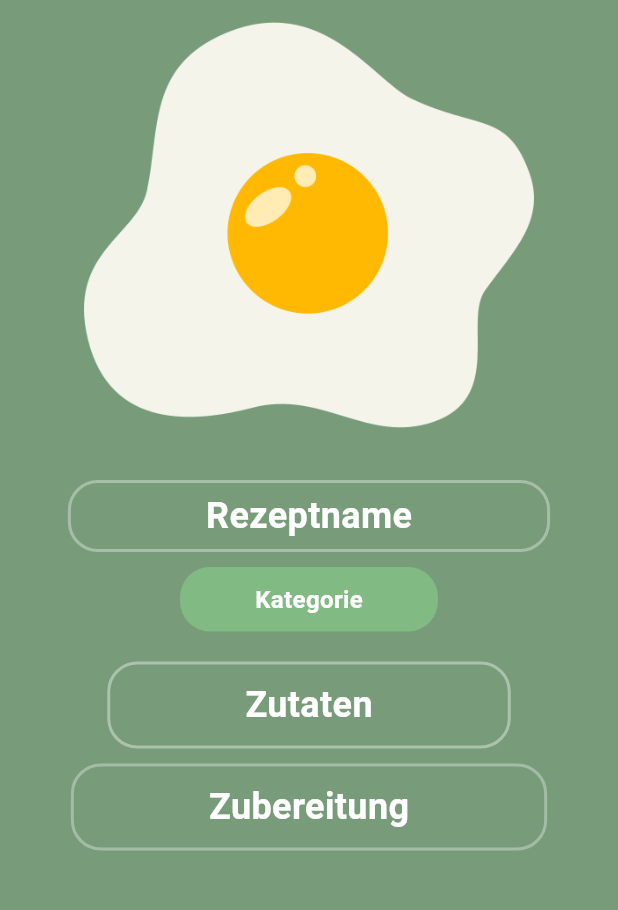
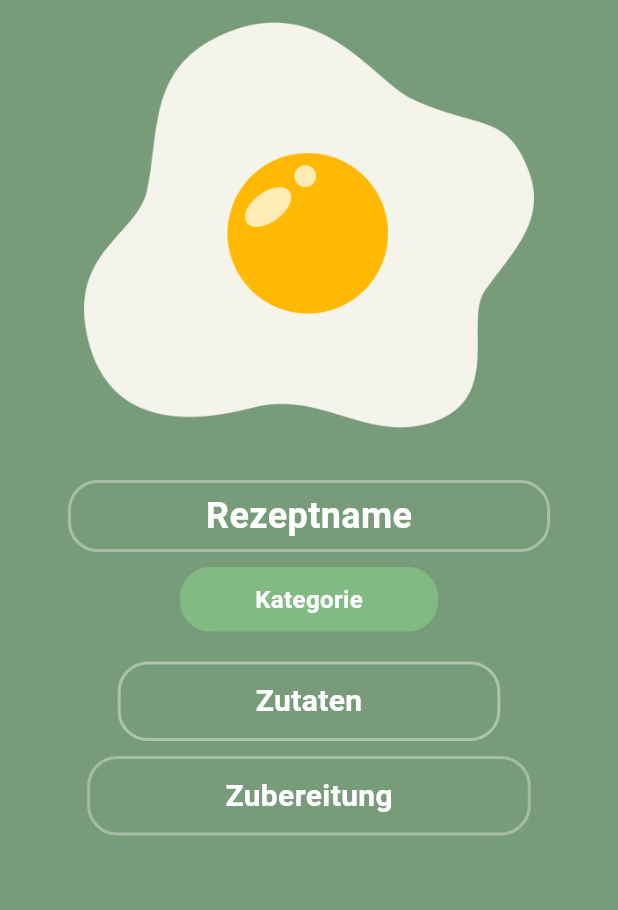
Before and after one commit to MelissaHartung/uebungsapp, a Flutter app: the RezeptPage screen opened by its route, on a phone screen of 412 x 824 dp, the part 84-994 px from its top. Run offline on Flutter 3.47's test engine with Material 3 defaults, Android fonts, the light colour scheme and no system bars; our stand-ins replace dropdown_button2.

Commit message:
SingleChildScrollView

```diff
--- a/lib/pages/rezept_page.dart
+++ b/lib/pages/rezept_page.dart
@@ -44,7 +44,8 @@ class _RezeptPageState extends State<RezeptPage> {
           ),
         ],
       ),
-      body: Center(
+      body: SingleChildScrollView(
+        child: Center(
           child: Column(
             children: [
               Image.asset("lib/images/spiegelei.png", height: 300),
@@ -100,7 +101,7 @@ class _RezeptPageState extends State<RezeptPage> {
                 child: const Text(
                   "Zutaten",
                   style: TextStyle(
-                  fontSize: 24,
+                    fontSize: 20,
                     fontWeight: FontWeight.bold,
                     color: Colors.white,
                   ),
@@ -120,7 +121,7 @@ class _RezeptPageState extends State<RezeptPage> {
                 child: const Text(
                   "Zubereitung",
                   style: TextStyle(
-                  fontSize: 24,
+                    fontSize: 20,
                     fontWeight: FontWeight.bold,
                     color: Colors.white,
                   ),
@@ -129,6 +130,7 @@ class _RezeptPageState extends State<RezeptPage> {
             ],
           ),
         ),
+      ),
     );
   }
 }
```
Lines whose indentation alone changed are shown as unchanged.
